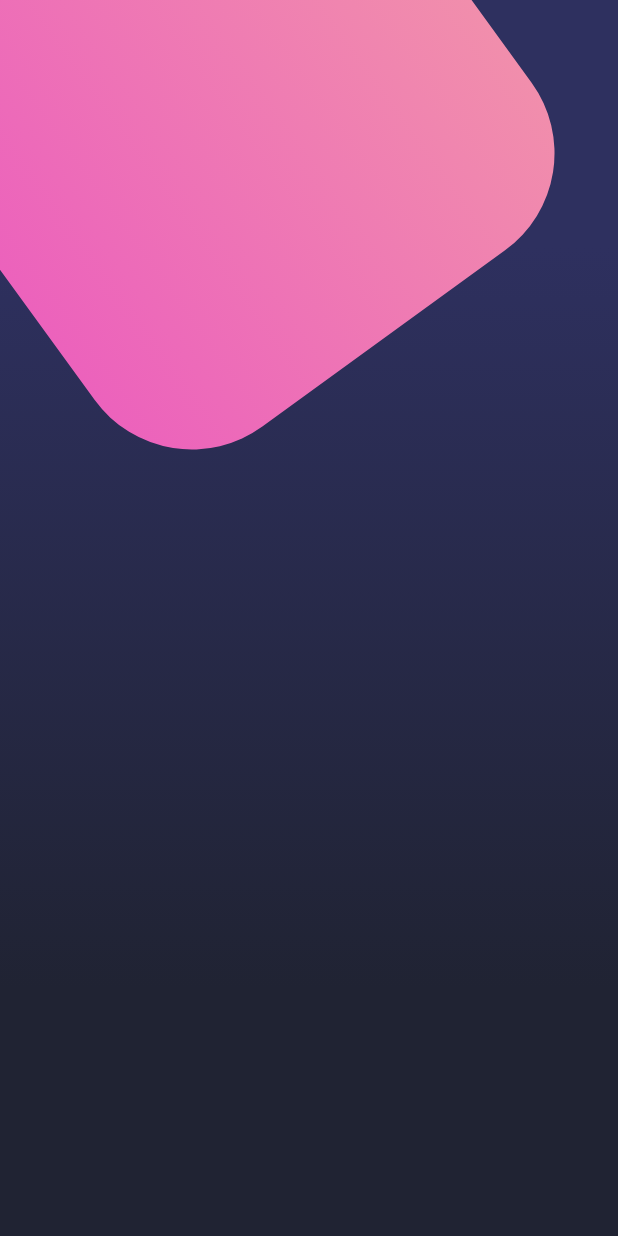
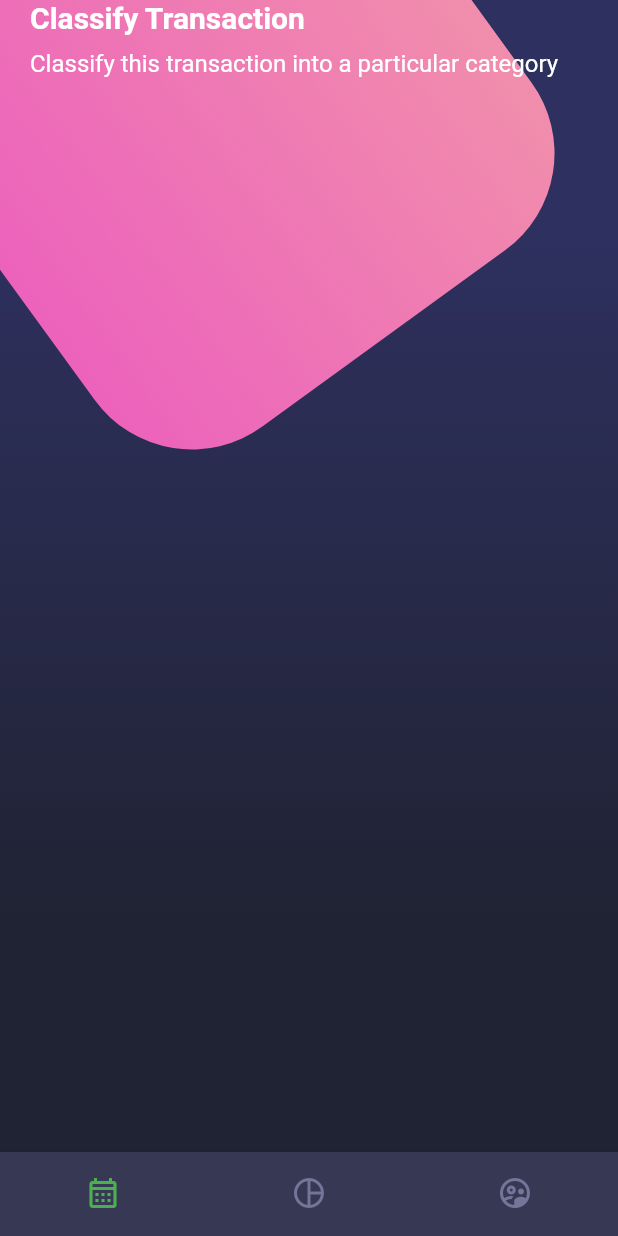
Before and after one commit to brayanzul/Disenio, a Flutter app: the screen it shows after launch, on a phone screen of 412 x 824 dp. Run offline on Flutter 3.47's test engine with Material 2 defaults, Android fonts, the phone set to English and light mode, and no system bars.

Commit message:
Add Design Project and today work on the Custom Bottom Navigation, Page Title

```diff
--- a/lib/main.dart
+++ b/lib/main.dart
@@ -2,12 +2,16 @@
 import 'package:disenio/screens/home_screen.dart';
 import 'package:disenio/screens/scroll_design.dart';
 import 'package:flutter/material.dart';
+import 'package:flutter/services.dart';
 
 void main() => runApp(MyApp());
 
 class MyApp extends StatelessWidget {
   @override
   Widget build(BuildContext context) {
+
+    SystemChrome.setSystemUIOverlayStyle( SystemUiOverlayStyle.dark  );
+
     return MaterialApp(
       debugShowCheckedModeBanner: false,
       title: 'Material App',
--- a/lib/screens/home_screen.dart
+++ b/lib/screens/home_screen.dart
@@ -1,5 +1,7 @@
 
 import 'package:disenio/widgets/background.dart';
+import 'package:disenio/widgets/custom_bottom_navigation.dart';
+import 'package:disenio/widgets/page_title.dart';
 import 'package:flutter/material.dart';
 
 
@@ -14,8 +16,28 @@
           // Background
           Background(),
 
+          _HomeBody()
+
         ],
-      )
+      ),
+      bottomNavigationBar: CustomBotomNavigation(),
    );
   }
 }
+
+class _HomeBody extends StatelessWidget {
+
+  @override
+  Widget build(BuildContext context) {
+    return SingleChildScrollView(
+      child: Column(
+        children: [
+
+          // Titulos
+          PageTitle(),
+
+        ],
+      ),
+    );
+  }
+}
--- /dev/null
+++ b/lib/widgets/custom_bottom_navigation.dart
@@ -0,0 +1,30 @@
+import 'package:flutter/material.dart';
+
+class CustomBotomNavigation extends StatelessWidget {
+
+  @override
+  Widget build(BuildContext context) {
+    return BottomNavigationBar(
+      showSelectedLabels: false,
+      showUnselectedLabels: false,
+      selectedItemColor: Colors.green,
+      backgroundColor: const Color.fromRGBO(55, 57, 84, 1),
+      unselectedItemColor: const Color.fromRGBO(116, 117, 152, 1),
+      currentIndex: 0,
+      items: const [
+        BottomNavigationBarItem(
+          icon: Icon(Icons.calendar_month_outlined),
+          label: 'Calendario'
+        ),
+        BottomNavigationBarItem(
+          icon: Icon(Icons.pie_chart_outline_outlined),
+          label: 'Grafica'
+        ),
+        BottomNavigationBarItem(
+          icon: Icon(Icons.supervised_user_circle_outlined),
+          label: 'Usuario'
+        ),
+      ],
+    );
+  }
+}
--- /dev/null
+++ b/lib/widgets/page_title.dart
@@ -0,0 +1,22 @@
+import 'package:flutter/material.dart';
+
+class PageTitle extends StatelessWidget {
+
+  @override
+  Widget build(BuildContext context) {
+    return SafeArea(
+      bottom: false,
+      child: Container(
+        margin: const EdgeInsets.symmetric( horizontal: 20 ),
+        child: Column(
+          crossAxisAlignment: CrossAxisAlignment.start,
+          children: const [
+            Text('Classify Transaction', style: TextStyle( fontSize: 20, fontWeight: FontWeight.bold, color: Colors.white )),
+            SizedBox( height: 10 ),
+            Text('Classify this transaction into a particular category', style: TextStyle( fontSize: 16, color: Colors.white )),
+          ],
+        ),
+      ),
+    );
+  }
+}
```
